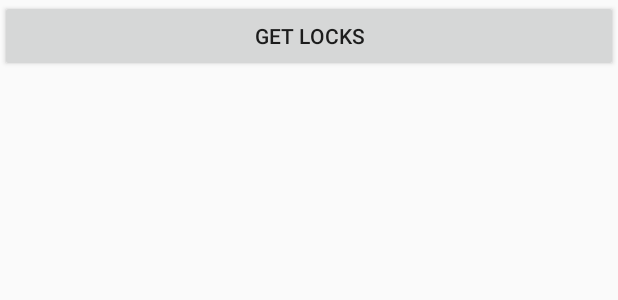
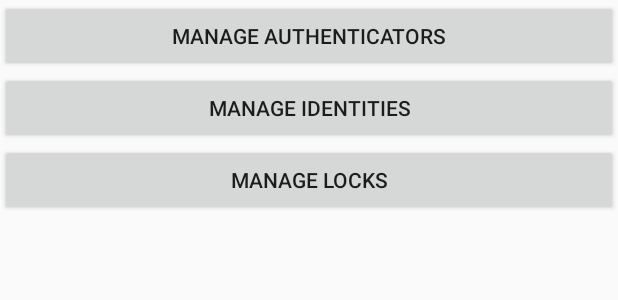
Before and after one commit to richardperryman/NFC-Engineering-Project, an Android app: the layout activity_user.xml on its own in the app's theme, with its tools: preview values and no code run, on a phone screen of 412 x 824 dp. Shown: the top 300 px of the screen. Run offline under Robolectric (Android 15) with nearby library versions, the phone set to English and light mode, and no system bars; network calls fail.

Commit message:
Prettied up the app a bit

```diff
--- a/Android/PhoneApp/app/build.gradle
+++ b/Android/PhoneApp/app/build.gradle
@@ -25,6 +25,7 @@ dependencies {
         exclude group: 'com.android.support', module: 'support-annotations'
     })
     compile 'com.android.support:appcompat-v7:24.2.1'
+    compile 'com.android.volley:volley:1.0.0'
+    compile 'com.android.support:design:24.2.1'
     testCompile 'junit:junit:4.12'
-    compile 'com.android.volley:volley:1.0.0'
 }
--- a/Android/PhoneApp/app/src/main/res/layout/activity_main.xml
+++ b/Android/PhoneApp/app/src/main/res/layout/activity_main.xml
@@ -9,6 +9,10 @@
         android:layout_width="match_parent"
         android:layout_height="wrap_content"
         android:hint="@string/enter_user_name"/>
+    <EditText android:id="@+id/password"
+        android:layout_width="match_parent"
+        android:layout_height="wrap_content"
+        android:hint="@string/enter_password"/>
     <Button
         android:layout_width="match_parent"
         android:layout_height="wrap_content"
@@ -17,5 +21,5 @@
     <TextView android:id="@+id/result_message"
         android:layout_width="wrap_content"
         android:layout_height="wrap_content"
-        android:hint="@string/result_hint"/>
+        android:hint=""/>
 </LinearLayout>
--- a/Android/PhoneApp/app/src/main/res/layout/activity_user.xml
+++ b/Android/PhoneApp/app/src/main/res/layout/activity_user.xml
@@ -8,8 +8,16 @@
     <Button
         android:layout_width="match_parent"
         android:layout_height="wrap_content"
-        android:text="@string/get_locks"
-        android:onClick="getLocks"/>
+        android:text="@string/manage_authenticators"/>
+    <Button
+        android:layout_width="match_parent"
+        android:layout_height="wrap_content"
+        android:text="@string/manage_identities"/>
+    <Button
+        android:layout_width="match_parent"
+        android:layout_height="wrap_content"
+        android:text="@string/manage_locks"
+        android:onClick="manageLocks"/>
     <ListView android:id="@+id/list_results"
         android:layout_width="match_parent"
         android:layout_height="wrap_content">
--- a/Android/PhoneApp/app/src/main/res/values/dimens.xml
+++ b/Android/PhoneApp/app/src/main/res/values/dimens.xml
@@ -2,4 +2,5 @@
     <!-- Default screen margins, per the Android Design guidelines. -->
     <dimen name="activity_horizontal_margin">16dp</dimen>
     <dimen name="activity_vertical_margin">16dp</dimen>
+    <dimen name="fab_margin">16dp</dimen>
 </resources>
--- a/Android/PhoneApp/app/src/main/res/values/strings.xml
+++ b/Android/PhoneApp/app/src/main/res/values/strings.xml
@@ -2,15 +2,18 @@
     <string name="app_name">SBACS</string>
     <string name="service_name">SBACS_NFC_SERVICE</string>
     <string name="service_description">An NFC Host-based card emulation service for the SBACS system</string>
-    <string name="enter_user_name">Enter your user name</string>
-    <string name="result_hint">Results...</string>
+    <string name="enter_user_name">User Name</string>
+    <string name="enter_password">Password</string>
     <string name="ping_server">Ping Server</string>
     <string name="get_users">Get Users</string>
-    <string name="get_locks">Get Locks</string>
+    <string name="manage_authenticators">Manage Authenticators</string>
+    <string name="manage_identities">Manage Identities</string>
+    <string name="manage_locks">Manage Locks</string>
     <string name="login">Login</string>
     <string name="sbacs_url">http://sbacs.48tdba4fch.us-west-2.elasticbeanstalk.com/</string>
     <string name="user_table_name">users</string>
     <string name="lock_table_name">locks</string>
     <string name="auth_table_name">authenticators</string>
     <string name="registration_table_name">access/management</string>
+    <string name="title_activity_lock">LockActivity</string>
 </resources>
--- a/Android/PhoneApp/app/src/main/res/values/styles.xml
+++ b/Android/PhoneApp/app/src/main/res/values/styles.xml
@@ -8,4 +8,13 @@
         <item name="colorAccent">@color/colorAccent</item>
     </style>
 
+    <style name="AppTheme.NoActionBar">
+        <item name="windowActionBar">false</item>
+        <item name="windowNoTitle">true</item>
+    </style>
+
+    <style name="AppTheme.AppBarOverlay" parent="ThemeOverlay.AppCompat.Dark.ActionBar" />
+
+    <style name="AppTheme.PopupOverlay" parent="ThemeOverlay.AppCompat.Light" />
+
 </resources>
```
Also changed, not shown: Android/PhoneApp/app/src/main/AndroidManifest.xml (+14 -5 lines), Android/PhoneApp/app/src/main/java/com/sbacs/phoneapp/LockActivity.java (added, +109 -0 lines), Android/PhoneApp/app/src/main/java/com/sbacs/phoneapp/SBACSNFCService.java (+7 -4 lines), Android/PhoneApp/app/src/main/java/com/sbacs/phoneapp/UserActivity.java (+5 -49 lines), Android/PhoneApp/app/src/main/res/layout/activity_lock.xml (added, +21 -0 lines).
